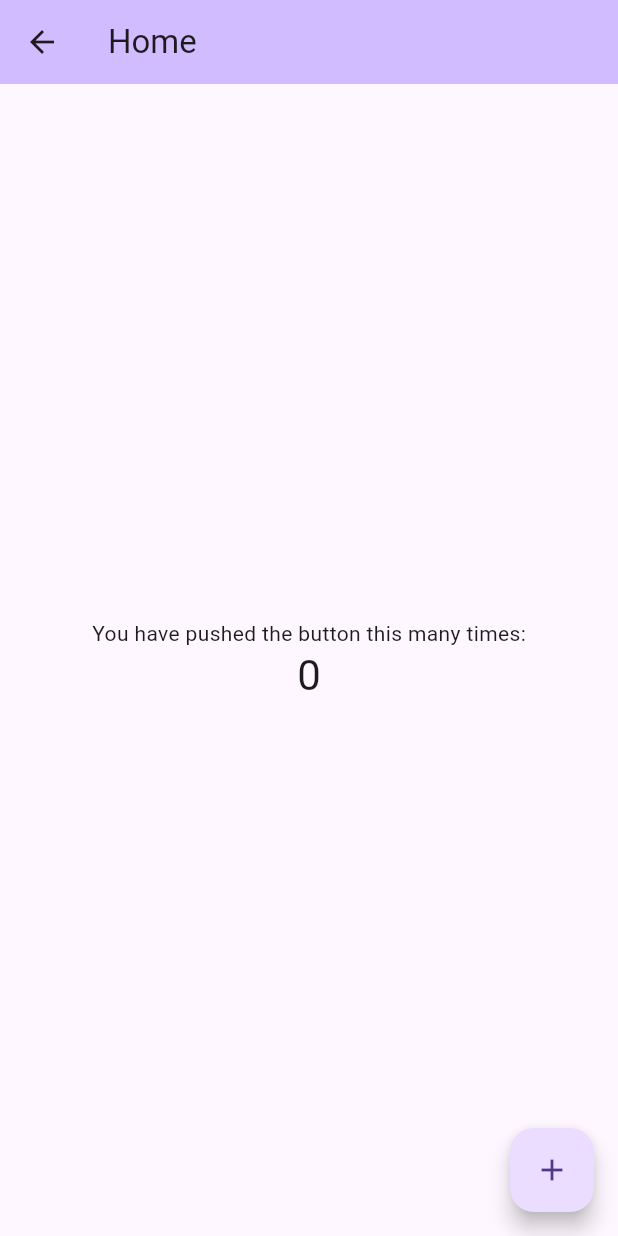
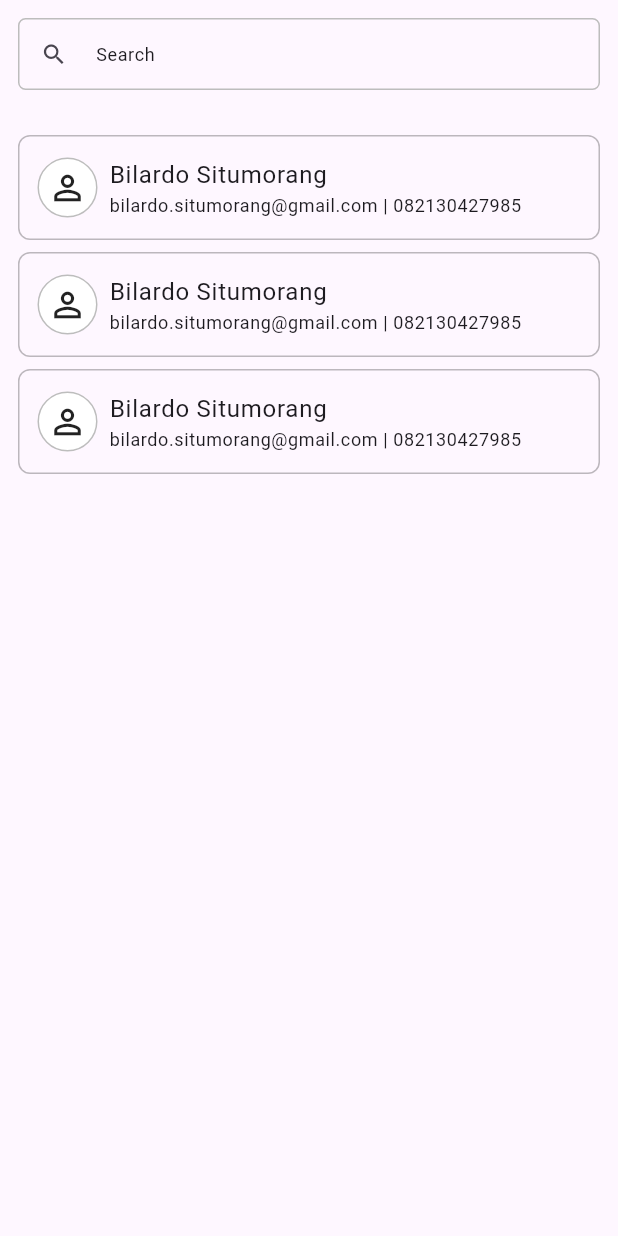
Before and after one commit to bilardos29/astronacci, a Flutter app: the HomePage screen opened by its route, on a phone screen of 412 x 824 dp. Run offline on Flutter 3.47's test engine with Material 3 defaults, Android fonts, the phone set to English and light mode, and no system bars; our stand-ins replace get.

Commit message:
add home page

```diff
--- a/lib/main.dart
+++ b/lib/main.dart
@@ -11,19 +11,12 @@ class MyApp extends StatelessWidget {
 
   @override
   Widget build(BuildContext context) {
-    return MaterialApp(
-      title: 'Flutter Demo',
-      theme: ThemeData(
-        colorScheme: ColorScheme.fromSeed(seedColor: Colors.lightBlue),
-        useMaterial3: true,
-      ),
-      home: GetMaterialApp(
+    return GetMaterialApp(
         //theme: ThemeConfig.mainTheme(context),
-        initialRoute: RouteConfig.home,
+        initialRoute: RouteConfig.user,
         // initialBinding: InitialBinding(),
         unknownRoute: RouteConfig.unknownPage,
         getPages: RouteConfig().listPages,
-      ),
     );
   }
 }
--- a/lib/module/home/presentation/page/home.dart
+++ b/lib/module/home/presentation/page/home.dart
@@ -1,4 +1,6 @@
 import 'package:astronacci/module/home/presentation/controller/home_controller.dart';
+import 'package:astronacci/module/home/presentation/widget/list_user_view.dart';
+import 'package:astronacci/widgets/rounded_text_field.dart';
 import 'package:flutter/material.dart';
 
 class HomePage extends StatefulWidget {
@@ -11,39 +13,35 @@ class HomePage extends StatefulWidget {
 }
 
 class _HomePageState extends State<HomePage> {
-  int _counter = 0;
-
-  void _incrementCounter() {
-    setState(() {
-      _counter++;
-    });
-  }
+  late TextEditingController search = TextEditingController();
 
   @override
   Widget build(BuildContext context) {
     return Scaffold(
-      appBar: AppBar(
-        backgroundColor: Theme.of(context).colorScheme.inversePrimary,
-        title: const Text('Home'),
-      ),
-      body: Center(
-        child: Column(
-          mainAxisAlignment: MainAxisAlignment.center,
-          children: <Widget>[
-            const Text(
-              'You have pushed the button this many times:',
+      body: ListView(
+        children: [
+          Padding(
+            padding: const EdgeInsets.all(12),
+            child: RoundedTextField(
+              textController: search,
+              hintText: 'Search',
+              obscureText: true,
+              prefix: const Icon(Icons.search),
             ),
-            Text(
-              '$_counter',
-              style: Theme.of(context).textTheme.headlineMedium,
+          ),
+          const SizedBox(height: 12),
+          ListView.builder(
+            itemBuilder: (ctx, item) => const ListUserView(
+              img: '',
+              fullname: 'Bilardo Situmorang',
+              email: 'bilardo.situmorang@gmail.com',
+              phone: '082130427985',
             ),
-          ],
-        ),
-      ),
-      floatingActionButton: FloatingActionButton(
-        onPressed: _incrementCounter,
-        tooltip: 'Increment',
-        child: const Icon(Icons.add),
+            itemCount: 3,
+            physics: const NeverScrollableScrollPhysics(),
+            shrinkWrap: true,
+          ),
+        ],
       ), // This trailing comma makes auto-formatting nicer for build methods.
     );
   }
--- a/lib/module/home/presentation/widget/list_user_view.dart
+++ b/lib/module/home/presentation/widget/list_user_view.dart
@@ -1,10 +1,53 @@
+import 'package:astronacci/widgets/user_picture.dart';
 import 'package:flutter/material.dart';
 
 class ListUserView extends StatelessWidget {
-  const ListUserView({Key? key}) : super(key: key);
+  const ListUserView({
+    required this.img,
+    required this.fullname,
+    required this.email,
+    required this.phone,
+    Key? key,
+  }) : super(key: key);
+
+  final String img;
+  final String fullname;
+  final String email;
+  final String phone;
 
   @override
   Widget build(BuildContext context) {
-    return const Placeholder();
+    return Container(
+      decoration: BoxDecoration(
+        borderRadius: BorderRadius.circular(8),
+        border: Border.all(color: Colors.black26, width: 1),
+      ),
+      padding: const EdgeInsets.symmetric(horizontal: 12, vertical: 14),
+      margin: const EdgeInsets.symmetric(horizontal: 12, vertical: 4),
+      child: Row(
+        children: [
+          UserPicture(
+              image: img, pictureSize: PictureSize.small, onClick: () {}),
+          const SizedBox(width: 8),
+          Expanded(
+            child: Column(
+              mainAxisAlignment: MainAxisAlignment.start,
+              crossAxisAlignment: CrossAxisAlignment.start,
+              children: [
+                Text(
+                  fullname,
+                  style: Theme.of(context).textTheme.bodyLarge,
+                ),
+                Text(
+                  '$email${email.isEmpty || phone.isEmpty ? '' : ' | '}$phone',
+                  style: Theme.of(context).textTheme.bodySmall,
+                  overflow: TextOverflow.ellipsis,
+                ),
+              ],
+            ),
+          ),
+        ],
+      ),
+    );
   }
 }
--- a/lib/module/user/presentation/page/user_page.dart
+++ b/lib/module/user/presentation/page/user_page.dart
@@ -25,6 +25,7 @@ class _UserPageState extends State<UserPage> {
   Widget build(BuildContext context) {
     return Scaffold(
       backgroundColor: Colors.white,
+      appBar: AppBar(title: Text('Profile')),
       body: Container(
         padding: const EdgeInsets.symmetric(horizontal: 16),
         child: Column(
--- a/lib/widgets/rounded_text_field.dart
+++ b/lib/widgets/rounded_text_field.dart
@@ -103,7 +103,7 @@ class _RoundedTextFieldState extends State<RoundedTextField> {
                   ),
                   enabledBorder: OutlineInputBorder(
                     borderRadius: BorderRadius.circular(widget.radius),
-                    borderSide: BorderSide(color: Colors.grey[300]!),
+                    borderSide: BorderSide(color: Colors.grey[400]!),
                   ),
                   prefixIcon: widget.prefix,
                   suffixIcon: widget.suffix,
--- a/lib/widgets/user_picture.dart
+++ b/lib/widgets/user_picture.dart
@@ -28,7 +28,7 @@ class UserPicture extends StatelessWidget {
           Container(
             height: imgSize,
             width: imgSize,
-            padding: const EdgeInsets.all(8),
+            padding: EdgeInsets.all(pictureSize == PictureSize.big ? 8 : 2),
             decoration: BoxDecoration(
               borderRadius: BorderRadius.circular(imgSize),
               border: Border.all(width: 1, color: Colors.black26),
```
